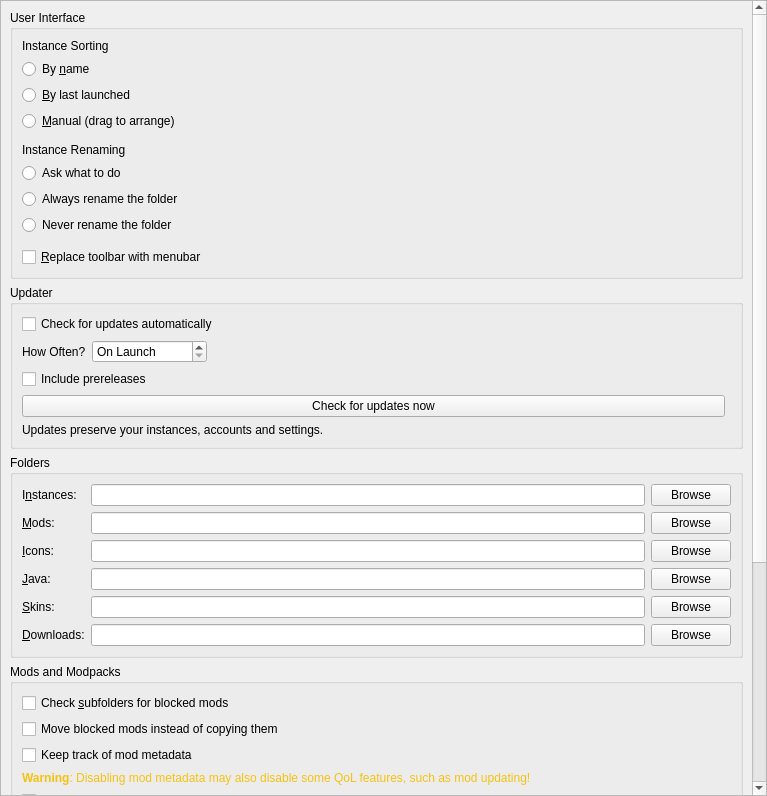
Qt form launcher/ui/pages/global/LauncherPage.ui (nikitasokolov01/chroma) before a commit.
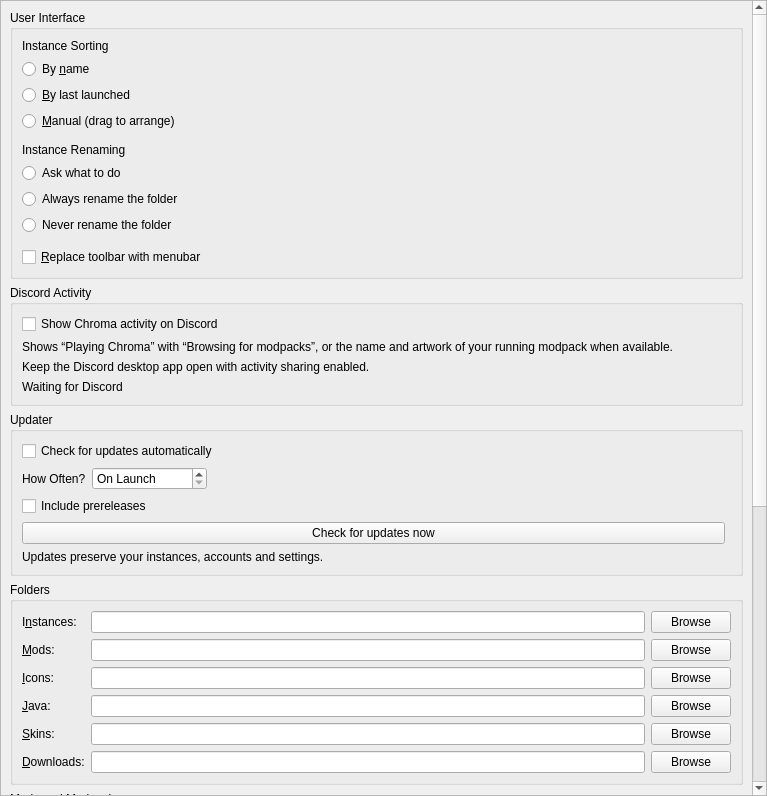
The same form after that commit.

Commit message: Add optional Discord activity with modpack artwork

The edit to the form file:
```diff
--- a/launcher/ui/pages/global/LauncherPage.ui
+++ b/launcher/ui/pages/global/LauncherPage.ui
@@ -175,6 +175,61 @@
          </layout>
         </widget>
        </item>
+       <item>
+        <widget class="QGroupBox" name="discordActivityBox">
+         <property name="title">
+          <string>Discord Activity</string>
+         </property>
+         <layout class="QVBoxLayout" name="discordActivityLayout">
+          <item>
+           <widget class="QCheckBox" name="discordActivityCheckBox">
+            <property name="text">
+             <string>Show Chroma activity on Discord</string>
+            </property>
+           </widget>
+          </item>
+          <item>
+           <widget class="QLabel" name="discordActivityDescriptionLabel">
+            <property name="text">
+             <string>Shows “Playing Chroma” with “Browsing for modpacks”, or the name and artwork of your running modpack when available.</string>
+            </property>
+            <property name="wordWrap">
+             <bool>true</bool>
+            </property>
+            <property name="textFormat">
+             <enum>Qt::PlainText</enum>
+            </property>
+           </widget>
+          </item>
+          <item>
+           <widget class="QLabel" name="discordActivityHelpLabel">
+            <property name="text">
+             <string>Keep the Discord desktop app open with activity sharing enabled.</string>
+            </property>
+            <property name="wordWrap">
+             <bool>true</bool>
+            </property>
+            <property name="textFormat">
+             <enum>Qt::PlainText</enum>
+            </property>
+           </widget>
+          </item>
+          <item>
+           <widget class="QLabel" name="discordStatusLabel">
+            <property name="text">
+             <string>Waiting for Discord</string>
+            </property>
+            <property name="wordWrap">
+             <bool>true</bool>
+            </property>
+            <property name="textFormat">
+             <enum>Qt::PlainText</enum>
+            </property>
+           </widget>
+          </item>
+         </layout>
+        </widget>
+       </item>
        <item>
         <widget class="QGroupBox" name="updateSettingsBox">
          <property name="title">
```
The commit also changes 36 other files.
